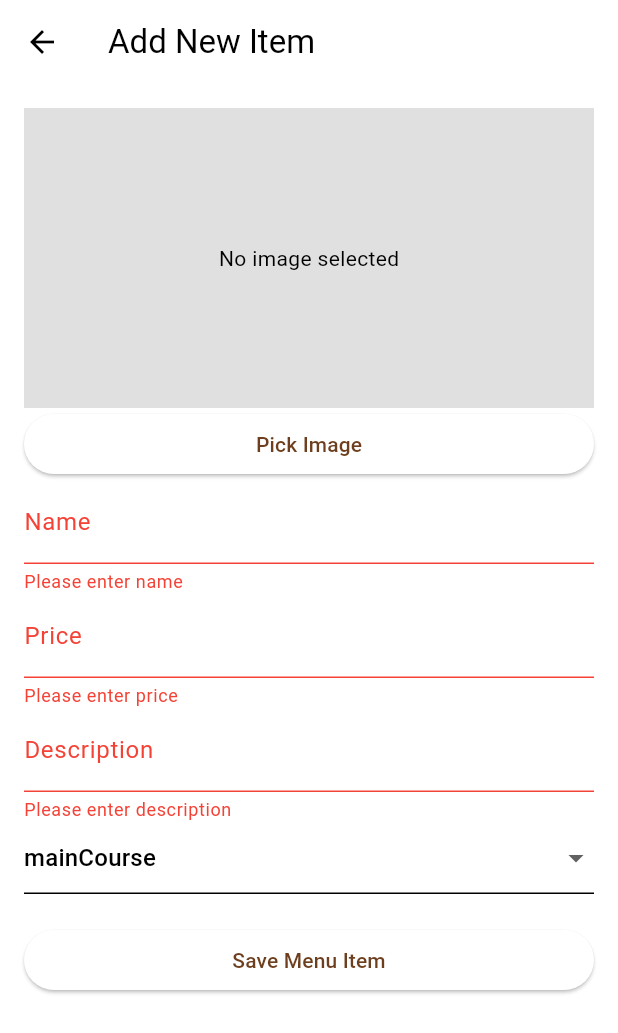
After one commit to strik73/uasppb_2021130007, a Flutter app: the AddMenuPage screen opened directly, after a tap on "Save Menu Item", on a phone screen of 412 x 824 dp. The commit adds this screen. Shown: the top 1033 px of the screen. Run offline on Flutter 3.47's test engine with Material 3 defaults, Android fonts, the phone set to English and light mode, and no system bars; our stand-ins replace cloud_firestore, firebase_auth, firebase_core, image_picker; accounts and stored records are empty.

Commit message:
Add menu management for admin

```diff
--- a/lib/models/food.dart
+++ b/lib/models/food.dart
@@ -1,5 +1,6 @@
 class Food {
   Food({
+    required this.id,
     required this.name,
     required this.imagePath,
     required this.price,
@@ -7,11 +8,27 @@ class Food {
     required this.category,
   });
 
+  final String id;
   final String name;
   final String imagePath;
   final double price;
   final String description;
   final FoodCategory category;
+
+  // Add factory constructor for Firebase
+  factory Food.fromFirestore(Map<String, dynamic> data, {String? docId}) {
+    return Food(
+      id: docId ?? '',
+      name: data['name'] ?? '',
+      imagePath: data['imagePath'] ?? '',
+      price: (data['price'] ?? 0).toDouble(),
+      description: data['description'] ?? '',
+      category: FoodCategory.values.firstWhere(
+        (e) => e.toString() == data['category'],
+        orElse: () => FoodCategory.mainCourse,
+      ),
+    );
+  }
 }
 
 enum FoodCategory {
--- /dev/null
+++ b/lib/pages/add_menu_page.dart
@@ -0,0 +1,184 @@
+import 'dart:io';
+import 'package:flutter/material.dart';
+import 'package:image_picker/image_picker.dart';
+import 'package:cloud_firestore/cloud_firestore.dart';
+import 'package:uasppb_2021130007/models/food.dart';
+import 'package:http/http.dart' as http;
+import 'dart:convert';
+
+class AddMenuPage extends StatefulWidget {
+  final Food? foodToEdit;
+  const AddMenuPage({super.key, this.foodToEdit});
+
+  @override
+  State<AddMenuPage> createState() => _AddMenuPageState();
+}
+
+class _AddMenuPageState extends State<AddMenuPage> {
+  final _formKey = GlobalKey<FormState>();
+  File? _imageFile;
+  final _nameController = TextEditingController();
+  final _priceController = TextEditingController();
+  final _descriptionController = TextEditingController();
+  FoodCategory _selectedCategory = FoodCategory.mainCourse;
+  bool _isLoading = false;
+  String? _existingImageUrl;
+
+  @override
+  void initState() {
+    super.initState();
+    if (widget.foodToEdit != null) {
+      _nameController.text = widget.foodToEdit!.name;
+      _priceController.text = widget.foodToEdit!.price.toString();
+      _descriptionController.text = widget.foodToEdit!.description;
+      _selectedCategory = widget.foodToEdit!.category;
+      _existingImageUrl = widget.foodToEdit!.imagePath;
+    }
+  }
+
+  Future<void> _pickImage() async {
+    final pickedFile = await ImagePicker()
+        .pickImage(source: ImageSource.gallery, imageQuality: 50);
+    if (pickedFile != null) {
+      setState(() {
+        _imageFile = File(pickedFile.path);
+        _existingImageUrl =
+            null; // Clear existing image URL when new image is picked
+      });
+    }
+  }
+
+  Future<void> _saveMenu() async {
+    if (!_formKey.currentState!.validate()) return;
+    if (_imageFile == null && _existingImageUrl == null) return;
+
+    setState(() => _isLoading = true);
+    try {
+      String finalImageUrl = _existingImageUrl ?? '';
+
+      if (_imageFile != null) {
+        final request = http.MultipartRequest(
+          'POST',
+          Uri.parse('https://api.imgur.com/3/image'),
+        );
+        request.headers['Authorization'] = 'Client-ID beb3d02d3db928c';
+        request.files.add(
+          await http.MultipartFile.fromPath('image', _imageFile!.path),
+        );
+
+        final response = await request.send();
+        if (response.statusCode == 200) {
+          final responseData = await response.stream.bytesToString();
+          final imgurResponse = jsonDecode(responseData);
+          finalImageUrl = imgurResponse['data']?['link'] ?? '';
+          if (finalImageUrl.isEmpty) {
+            throw Exception('Failed to retrieve image URL from Imgur.');
+          }
+        }
+      }
+
+      final data = {
+        'name': _nameController.text,
+        'price': double.tryParse(_priceController.text) ?? 0.0,
+        'description': _descriptionController.text,
+        'category': _selectedCategory.toString(),
+        'imagePath': finalImageUrl,
+      };
+
+      if (widget.foodToEdit != null) {
+        await FirebaseFirestore.instance
+            .collection('foods')
+            .doc(widget.foodToEdit!.id)
+            .update(data);
+      } else {
+        await FirebaseFirestore.instance.collection('foods').add(data);
+      }
+
+      if (mounted) Navigator.pop(context);
+    } catch (e) {
+      ScaffoldMessenger.of(context).showSnackBar(
+        SnackBar(content: Text('Error: $e')),
+      );
+    } finally {
+      if (mounted) setState(() => _isLoading = false);
+    }
+  }
+
+  @override
+  Widget build(BuildContext context) {
+    return Scaffold(
+      appBar: AppBar(
+        title:
+            Text(widget.foodToEdit != null ? 'Edit Menu Item' : 'Add New Item'),
+      ),
+      body: Form(
+        key: _formKey,
+        child: ListView(
+          padding: const EdgeInsets.all(16),
+          children: [
+            if (_imageFile != null)
+              Image.file(_imageFile!, height: 200)
+            else if (_existingImageUrl != null)
+              Image.network(_existingImageUrl!, height: 200)
+            else
+              Container(
+                height: 200,
+                color: Colors.grey[300],
+                child: const Center(child: Text('No image selected')),
+              ),
+            ElevatedButton(
+              onPressed: _pickImage,
+              child: const Text('Pick Image'),
+            ),
+            TextFormField(
+              controller: _nameController,
+              decoration: const InputDecoration(labelText: 'Name'),
+              validator: (value) =>
+                  value?.isEmpty ?? true ? 'Please enter name' : null,
+            ),
+            TextFormField(
+              controller: _priceController,
+              decoration: const InputDecoration(labelText: 'Price'),
+              keyboardType: TextInputType.number,
+              validator: (value) =>
+                  value?.isEmpty ?? true ? 'Please enter price' : null,
+            ),
+            TextFormField(
+              controller: _descriptionController,
+              decoration: const InputDecoration(labelText: 'Description'),
+              validator: (value) =>
+                  value?.isEmpty ?? true ? 'Please enter description' : null,
+            ),
+            DropdownButtonFormField<FoodCategory>(
+              value: _selectedCategory,
+              items: FoodCategory.values.map((category) {
+                return DropdownMenuItem(
+                  value: category,
+                  child: Text(category.toString().split('.').last),
+                );
+              }).toList(),
+              onChanged: (value) => setState(() => _selectedCategory = value!),
+            ),
+            const SizedBox(height: 20),
+            ElevatedButton(
+              onPressed: _isLoading ? null : _saveMenu,
+              child: _isLoading
+                  ? const CircularProgressIndicator()
+                  : Text(widget.foodToEdit != null
+                      ? 'Update Menu Item'
+                      : 'Save Menu Item'),
+            ),
+          ],
+        ),
+      ),
+    );
+  }
+
+  @override
+  void dispose() {
+    _nameController.dispose();
+    _priceController.dispose();
+    _descriptionController.dispose();
+    super.dispose();
+  }
+}
--- a/lib/pages/food_page.dart
+++ b/lib/pages/food_page.dart
@@ -15,6 +15,8 @@ class FoodPage extends StatefulWidget {
 }
 
 class _FoodPageState extends State<FoodPage> {
+  String? fullPath;
+
   final currencyFormatter = NumberFormat.currency(
     locale: 'id_ID',
     symbol: 'Rp ',
@@ -35,10 +37,10 @@ class _FoodPageState extends State<FoodPage> {
             child: Column(
               crossAxisAlignment: CrossAxisAlignment.start,
               children: [
-                Image.asset(
+                Image.network(
                   widget.food.imagePath,
+                  width: double.infinity,
                   height: 300,
-                  width: 500,
                   fit: BoxFit.cover,
                 ),
                 Padding(
--- a/lib/pages/home_page.dart
+++ b/lib/pages/home_page.dart
@@ -26,6 +26,7 @@ class _HomePageState extends State<HomePage>
     super.initState();
     _tabController =
         TabController(length: FoodCategory.values.length, vsync: this);
+    Provider.of<Resto>(context, listen: false).fetchMenu();
   }
 
   @override
```
Also changed, not shown: lib/components/custom_admin_drawer.dart (+15 -0 lines), lib/components/custom_cart_tile.dart (+20 -9 lines), lib/components/custom_food_tile.dart (+22 -11 lines), lib/models/resto.dart (+16 -86 lines), lib/pages/admin_manage_menu.dart (added, +157 -0 lines), pubspec.yaml (+6 -1 lines), pubspec.lock, 6 other files.
